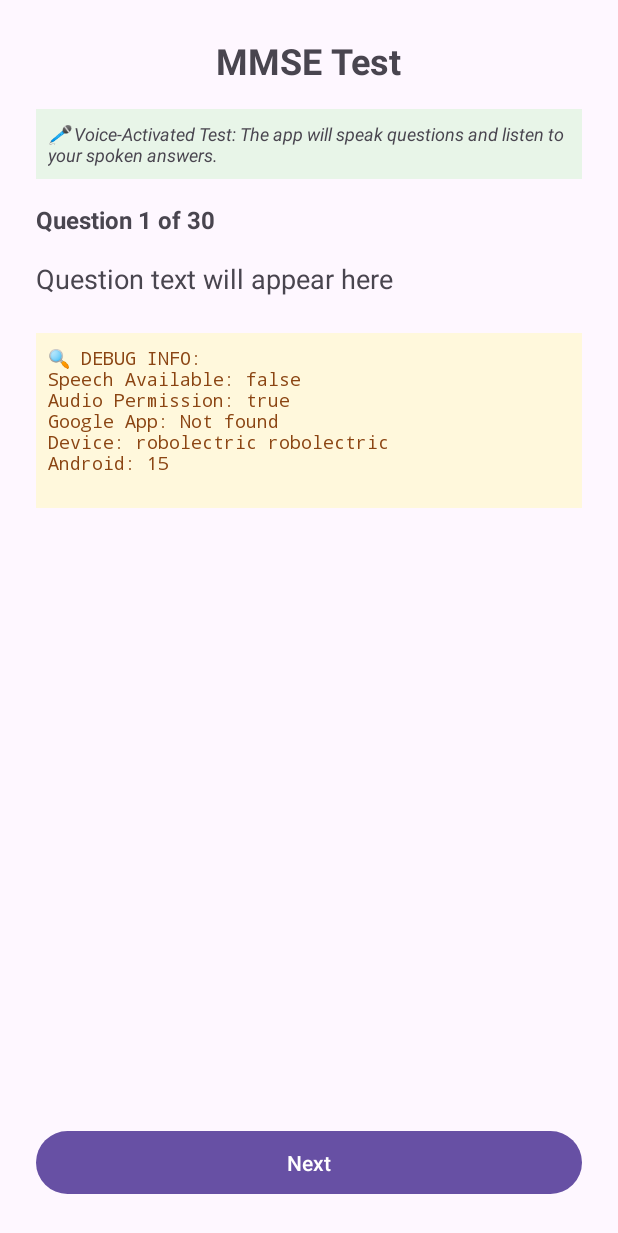
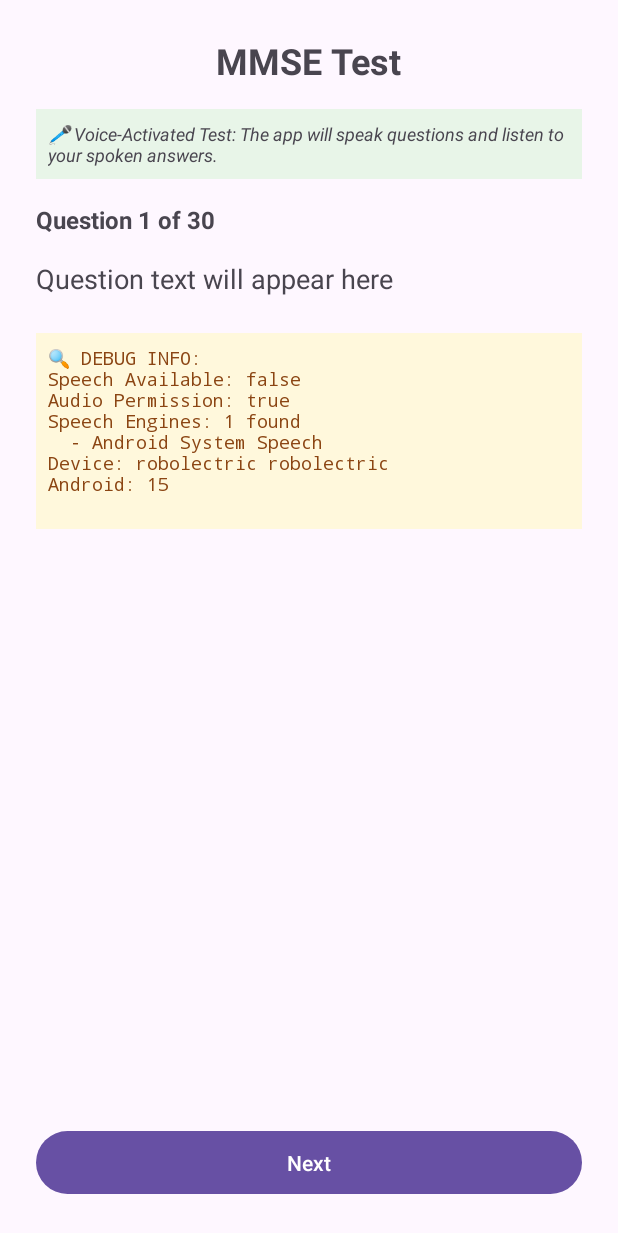
Before and after one commit to pradeepadm2017/cognitive-assistant, an Android app: the MMSETestActivity screen opened directly, with no data from a screen before it, on a phone screen of 412 x 824 dp. Shown: the top 1233 px of the screen. Run offline under Robolectric (Android 15) with nearby library versions, the phone set to English and light mode, and no system bars.

Commit message:
Implement Google-independent speech recognition for devices without Google services
Major speech recognition overhaul to work without Google services:

SpeechHandler improvements:
- Force offline speech recognition mode with EXTRA_PREFER_OFFLINE
- Use device-native speech engines instead of Google services
- Simplified speech intent configuration for maximum compatibility
- Detection of alternative speech engines (Samsung Bixby, Microsoft Cortana, etc.)
- Always include Android System Speech as fallback option

Debug enhancements:
- Show available speech engines in debug display
- Display count of detected speech services
- Better error tracking for non-Google devices

Key changes for Google-free operation:
- Removed dependency on com.google.android.googlequicksearchbox
- Use LANGUAGE_MODEL_FREE_FORM with offline preference
- Conservative timeout settings for device-native recognition
- Disabled partial results to reduce complexity
- Force English language model for consistency

This should enable speech recognition on devices that don't have
Google services installed, including custom Android builds,
enterprise devices, and privacy-focused configurations.

🤖 Generated with [Claude Code](https://claude.ai/code)

Co-Authored-By: Claude <noreply@anthropic.com>

```diff
--- a/app/src/main/java/com/cognitiveassistant/MMSETestActivity.kt
+++ b/app/src/main/java/com/cognitiveassistant/MMSETestActivity.kt
@@ -393,13 +393,11 @@ class MMSETestActivity : AppCompatActivity() {
         val audioPermission = checkAudioPermission()
         debugInfo.append("Audio Permission: $audioPermission\n")
 
-        // Check for Google app
-        try {
-            val pm = packageManager
-            val googleAppInfo = pm.getApplicationInfo("com.google.android.googlequicksearchbox", 0)
-            debugInfo.append("Google App: Found (${googleAppInfo.enabled})\n")
-        } catch (e: Exception) {
-            debugInfo.append("Google App: Not found\n")
+        // Check for available speech engines
+        val availableEngines = getAvailableSpeechEngines()
+        debugInfo.append("Speech Engines: ${availableEngines.size} found\n")
+        availableEngines.take(2).forEach { engine ->
+            debugInfo.append("  - $engine\n")
         }
 
         // Device info
@@ -408,6 +406,36 @@ class MMSETestActivity : AppCompatActivity() {
 
         debugText.text = debugInfo.toString()
         debugText.visibility = TextView.VISIBLE
+    }
+
+    private fun getAvailableSpeechEngines(): List<String> {
+        val engines = mutableListOf<String>()
+        val pm = packageManager
+
+        // Check for common speech recognition services
+        val speechServices = listOf(
+            "com.google.android.googlequicksearchbox" to "Google Voice Search",
+            "com.samsung.android.bixby.agent" to "Samsung Bixby",
+            "com.microsoft.cortana" to "Microsoft Cortana",
+            "com.amazon.dee.app" to "Amazon Alexa",
+            "android" to "Android System Speech"
+        )
+
+        for ((packageName, engineName) in speechServices) {
+            try {
+                if (packageName == "android") {
+                    // Always include Android system speech as fallback
+                    engines.add(engineName)
+                } else {
+                    pm.getApplicationInfo(packageName, 0)
+                    engines.add(engineName)
+                }
+            } catch (e: Exception) {
+                // Engine not found, continue
+            }
+        }
+
+        return engines
     }
 
     private fun updateDebugInfo(message: String) {
```
Also changed, not shown: app/src/main/java/com/cognitiveassistant/utils/SpeechHandler.kt (+65 -23 lines), 47 other files.
